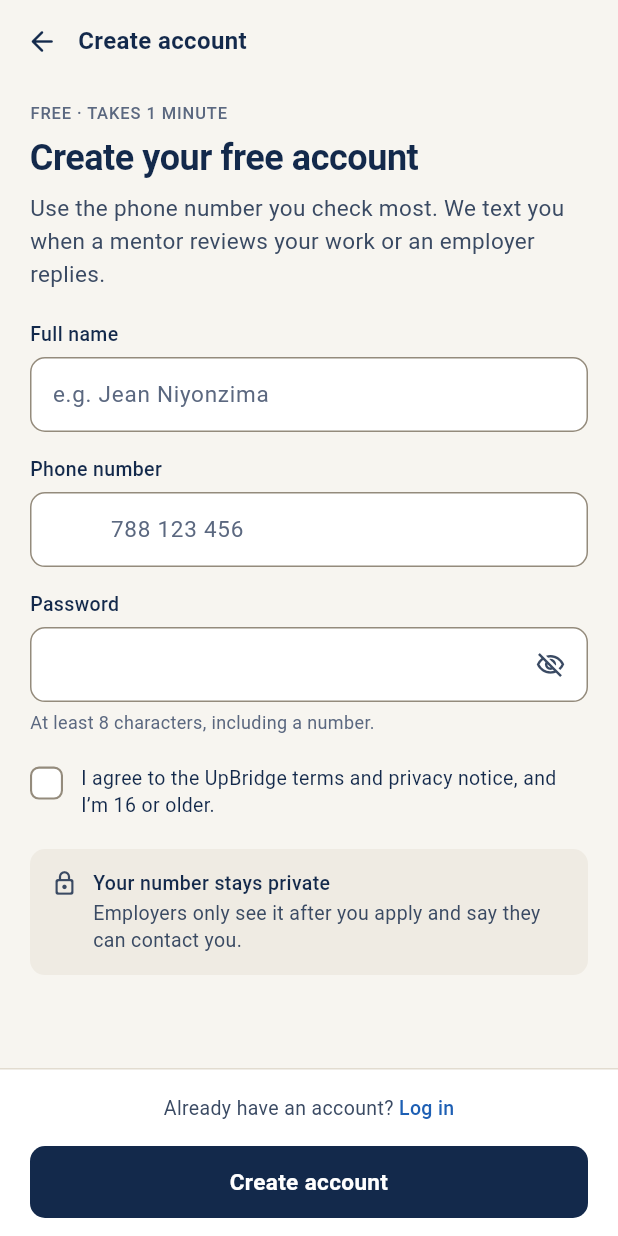
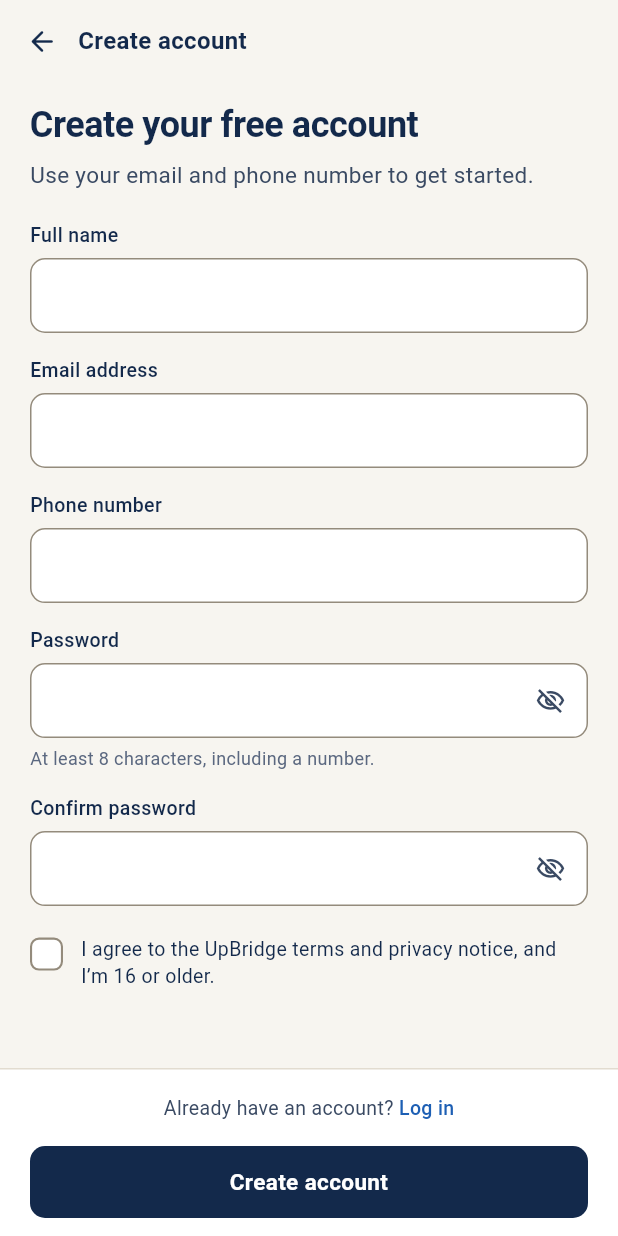
Before and after one commit to IshimweJ-Ona/upbridge-rwanda, a Flutter app: the LoginScreen screen opened by its route, after a tap on "Log in", after a tap on "Create a free account", on a phone screen of 412 x 824 dp. Run offline on Flutter 3.47's test engine with Material 3 defaults, Android fonts, the phone set to English and light mode, and no system bars; our stand-ins replace cloud_firestore, firebase_auth, firebase_core, flutter_riverpod, go_router, image_picker; accounts and stored records are empty; generated files the repository leaves out were written again; Roboto replaces fonts that are missing (IBMPlexMono, IBMPlexSans).

Commit message:
feat(auth): connect registration and login to Firebase

```diff
--- a/lib/features/auth/presentation/pages/login_screen.dart
+++ b/lib/features/auth/presentation/pages/login_screen.dart
@@ -1,82 +1,83 @@
-// Owner: Student 1 · Auth, onboarding & profile
 import 'package:flutter/material.dart';
-import 'package:flutter/services.dart';
 import 'package:flutter_riverpod/flutter_riverpod.dart';
 import 'package:go_router/go_router.dart';
 
+import 'package:upbridge/features/auth/domain/validators.dart';
+import 'package:upbridge/features/profile/presentation/providers/profile_providers.dart';
+import 'package:upbridge/shared/services/demo/app_store.dart';
+import 'package:upbridge/shared/services/error_messages.dart';
+import 'package:upbridge/shared/services/firebase/firebase_providers.dart';
 import 'package:upbridge/shared/shared.dart';
-import 'package:upbridge/shared/services/demo/app_store.dart';
-import 'package:upbridge/shared/services/demo/sample_data.dart';
-import 'package:upbridge/features/auth/domain/validators.dart';
 
-/// A3 · Log in, and A4 · wrong password (inline error + shake).
 class LoginScreen extends ConsumerStatefulWidget {
   const LoginScreen({super.key});
-
   @override
   ConsumerState<LoginScreen> createState() => _LoginScreenState();
 }
 
 class _LoginScreenState extends ConsumerState<LoginScreen> {
-  final _phone = TextEditingController();
+  final _email = TextEditingController();
   final _password = TextEditingController();
-  String? _phoneError;
+  String? _emailError;
   String? _passwordError;
+  String? _error;
   bool _loading = false;
-  bool _showDemo = false;
-  int _shake = 0;
 
   @override
   void dispose() {
-    _phone.dispose();
+    _email.dispose();
     _password.dispose();
     super.dispose();
   }
 
   Future<void> _submit() async {
     FocusScope.of(context).unfocus();
-    final phoneError = Validators.phone(_phone.text);
-    final passwordError = _password.text.isEmpty ? 'Enter your password.' : null;
+    final emailError = Validators.email(_email.text);
+    final passwordError = _password.text.isEmpty
+        ? 'Enter your password.'
+        : null;
     setState(() {
-      _phoneError = phoneError;
+      _emailError = emailError;
       _passwordError = passwordError;
+      _error = null;
     });
-    if (phoneError != null || passwordError != null) {
-      _fail();
+    if (emailError != null || passwordError != null) return;
+    setState(() => _loading = true);
+    try {
+      final credential = await ref
+          .read(authServiceProvider)
+          .signIn(_email.text, _password.text);
+      final user = credential.user;
+      if (user == null) throw StateError('No signed-in user was returned.');
+      await user.reload();
+      if (!user.emailVerified) {
+        if (mounted) context.go('/verify-email');
         return;
       }
-    setState(() => _loading = true);
-    final error = await ref.read(appStoreProvider.notifier).login(_phone.text, _password.text);
-    if (!mounted) return;
-    setState(() {
-      _loading = false;
-      if (error != null && error.startsWith('No account')) {
-        _phoneError = error;
-      } else {
-        _passwordError = error;
+      final profile = await ref.read(profileRepositoryProvider).get(user.uid);
+      if (profile == null) {
+        throw StateError(
+          'Your profile is not available yet. Please contact support.',
+        );
       }
-    });
-    if (error != null) _fail();
+      ref.read(appStoreProvider.notifier).setFirebaseProfile(profile);
+      if (mounted)
+        context.go(
+          profile.onboarded
+              ? profile.role == 'youth'
+                    ? '/home'
+                    : '/welcome'
+              : '/onboarding/goal',
+        );
+    } catch (error) {
+      if (mounted) setState(() => _error = errorMessage(error));
+    } finally {
+      if (mounted) setState(() => _loading = false);
     }
-
-  void _fail() {
-    HapticFeedback.mediumImpact();
-    setState(() => _shake++);
-  }
-
-  void _fill(String phone) {
-    HapticFeedback.selectionClick();
-    setState(() {
-      _phone.text = phone.replaceFirst('+250 ', '');
-      _password.text = SampleData.demoPassword;
-      _phoneError = null;
-      _passwordError = null;
-    });
   }
 
   @override
-  Widget build(BuildContext context) {
-    return DetailPage(
+  Widget build(BuildContext context) => DetailPage(
     title: 'Log in',
     backFallback: '/welcome',
     footer: [AppButton('Log in', loading: _loading, onPressed: _submit)],
@@ -84,129 +85,41 @@ class _LoginScreenState extends ConsumerState<LoginScreen> {
       mainAxisAlignment: MainAxisAlignment.center,
       children: [
         Text('New to UpBridge? ', style: AppText.bodyS),
-          TextLink('Create a free account', onTap: () => context.pushReplacement('/signup')),
+        TextLink(
+          'Create a free account',
+          onTap: () => context.pushReplacement('/signup'),
+        ),
       ],
     ),
     children: [
-        const PageHeading(title: 'Welcome back', body: 'Log in with the phone number you signed up with.'),
-        Shake(
-          trigger: _shake,
-          child: Column(
-            crossAxisAlignment: CrossAxisAlignment.stretch,
-            children: [
+      const PageHeading(
+        title: 'Welcome back',
+        body: 'Log in with your email and password.',
+      ),
+      if (_error != null) ...[
+        const SizedBox(height: 12),
+        Text(_error!, style: TextStyle(color: AppColors.dangerText)),
+      ],
       AppTextField(
-                label: 'Phone number',
-                controller: _phone,
-                prefixText: '+250 ',
-                hint: '788 123 456',
-                keyboardType: TextInputType.phone,
-                error: _phoneError,
-                inputFormatters: [FilteringTextInputFormatter.allow(RegExp(r'[0-9 ]')), LengthLimitingTextInputFormatter(11)],
-                textInputAction: TextInputAction.next,
-                onChanged: (_) {
-                  if (_phoneError != null) setState(() => _phoneError = null);
-                },
+        label: 'Email address',
+        controller: _email,
+        error: _emailError,
+        keyboardType: TextInputType.emailAddress,
       ),
       const SizedBox(height: 16),
       AppTextField(
         label: 'Password',
         controller: _password,
+        error: _passwordError,
         obscure: true,
-                error: _passwordError,
-                textInputAction: TextInputAction.done,
-                onChanged: (_) {
-                  if (_passwordError != null) setState(() => _passwordError = null);
-                },
-              ),
-            ],
-          ),
       ),
       Align(
         alignment: Alignment.centerRight,
-          child: TextLink('Forgot password?', onTap: () => context.push('/forgot')),
+        child: TextLink(
+          'Forgot password?',
+          onTap: () => context.push('/forgot'),
         ),
-        const SizedBox(height: 16),
-        _DemoAccounts(open: _showDemo, onToggle: () => setState(() => _showDemo = !_showDemo), onPick: _fill),
+      ),
     ],
   );
 }
-}
-
-class _DemoAccounts extends StatelessWidget {
-  const _DemoAccounts({required this.open, required this.onToggle, required this.onPick});
-
-  final bool open;
-  final VoidCallback onToggle;
-  final ValueChanged<String> onPick;
-
-  @override
-  Widget build(BuildContext context) {
-    const people = [
-      (SampleData.jean, 'Youth · returning', Tone.accent),
-      (SampleData.alice, 'Mentor', Tone.info),
-      (SampleData.claudine, 'Mentor · first day', Tone.success),
-      (SampleData.albert, 'Admin', Tone.warning),
-    ];
-    return Container(
-      decoration: BoxDecoration(color: AppColors.surface, borderRadius: Radii.rLg, border: Border.all(color: AppColors.borderSubtle)),
-      clipBehavior: Clip.antiAlias,
-      child: Material(
-        type: MaterialType.transparency,
-        child: Column(
-          children: [
-            InkWell(
-              onTap: onToggle,
-              child: Padding(
-                padding: const EdgeInsets.all(14),
-                child: Row(
-                  children: [
-                    const IconTile(Icons.science_outlined, tone: Tone.accent, size: 32),
-                    const SizedBox(width: 12),
-                    Expanded(
-                      child: Column(
-                        crossAxisAlignment: CrossAxisAlignment.start,
-                        children: [
-                          Text('Demo accounts', style: AppText.bodySStrong),
-                          Text('Password for all: ${SampleData.demoPassword}', style: AppText.caption),
-                        ],
-                      ),
-                    ),
-                    AnimatedRotation(
-                      turns: open ? 0.5 : 0,
-                      duration: Motion.base,
-                      curve: Motion.curve,
-                      child: const Icon(Icons.expand_more_rounded, color: AppColors.textMuted),
-                    ),
-                  ],
-                ),
-              ),
-            ),
-            AnimatedSize(
-              duration: Motion.base,
-              curve: Motion.curve,
-              alignment: Alignment.topCenter,
-              child: open
-                  ? Column(
-                      children: [
-                        for (final p in people) ...[
-                          const Divider(height: 1, color: AppColors.borderSubtle),
-                          ListRow(
-                            dense: true,
-                            leading: AppAvatar(p.$1.initials, tone: p.$3, size: 34),
-                            title: p.$1.name,
-                            subtitle: '${p.$2} · ${p.$1.phone}',
-                            trailing: const Icon(Icons.north_west_rounded, size: 18, color: AppColors.textMuted),
-                            chevron: false,
-                            onTap: () => onPick(p.$1.phone),
-                          ),
-                        ],
-                      ],
-                    )
-                  : const SizedBox(width: double.infinity),
-            ),
-          ],
-        ),
-      ),
-    );
-  }
-}
--- a/lib/features/auth/presentation/pages/sign_up_screen.dart
+++ b/lib/features/auth/presentation/pages/sign_up_screen.dart
@@ -1,59 +1,81 @@
-// Owner: Student 1 · Auth, onboarding & profile
 import 'package:flutter/material.dart';
 import 'package:flutter/services.dart';
 import 'package:flutter_riverpod/flutter_riverpod.dart';
 import 'package:go_router/go_router.dart';
 
+import 'package:upbridge/features/auth/domain/validators.dart';
+import 'package:upbridge/features/auth/presentation/providers/auth_providers.dart';
+import 'package:upbridge/shared/services/error_messages.dart';
+import 'package:upbridge/shared/services/firebase/firebase_providers.dart';
 import 'package:upbridge/shared/shared.dart';
-import 'package:upbridge/shared/services/demo/app_store.dart';
-import 'package:upbridge/features/auth/domain/validators.dart';
 
-/// A2 · Sign up with a phone number.
 class SignUpScreen extends ConsumerStatefulWidget {
   const SignUpScreen({super.key});
-
   @override
   ConsumerState<SignUpScreen> createState() => _SignUpScreenState();
 }
 
 class _SignUpScreenState extends ConsumerState<SignUpScreen> {
   final _name = TextEditingController();
+  final _email = TextEditingController();
   final _phone = TextEditingController();
   final _password = TextEditingController();
+  final _confirm = TextEditingController();
   bool _terms = false;
   bool _loading = false;
   bool _tried = false;
-  int _shake = 0;
+  String? _error;
 
   @override
   void dispose() {
-    _name.dispose();
-    _phone.dispose();
-    _password.dispose();
+    for (final controller in [_name, _email, _phone, _password, _confirm]) {
+      controller.dispose();
+    }
     super.dispose();
   }
 
-  String? get _nameError => _tried && _name.text.trim().length < 2 ? 'Enter your full name as it appears on your ID.' : null;
-  String? get _phoneError => _tried ? Validators.phone(_phone.text) : null;
-  String? get _passwordError => _tried ? Validators.password(_password.text) : null;
-  String? get _termsError => _tried && !_terms ? 'Please agree to continue.' : null;
-
   Future<void> _submit() async {
     FocusScope.of(context).unfocus();
-    setState(() => _tried = true);
-    if (_nameError != null || _phoneError != null || _passwordError != null || _termsError != null) {
-      HapticFeedback.mediumImpact();
-      setState(() => _shake++);
+    setState(() {
+      _tried = true;
+      _error = null;
+    });
+    if (Validators.fullName(_name.text) != null ||
+        Validators.email(_email.text) != null ||
+        Validators.phone(_phone.text) != null ||
+        Validators.password(_password.text) != null ||
+        Validators.confirmPassword(_confirm.text, _password.text) != null ||
+        !_terms) {
       return;
     }
     setState(() => _loading = true);
-    await ref.read(appStoreProvider.notifier).signUp(name: _name.text, phone: '+250 ${_phone.text.trim()}');
+    try {
+      final credential = await ref
+          .read(authServiceProvider)
+          .signUp(_email.text, _password.text);
+      await credential.user?.updateDisplayName(_name.text.trim());
+      await ref.read(authServiceProvider).sendVerificationEmail();
+      ref
+          .read(registrationDraftProvider.notifier)
+          .setDraft(
+            RegistrationDraft(
+              displayName: _name.text.trim(),
+              phone: '+250 ${_phone.text.trim()}',
+            ),
+          );
+      if (mounted) context.go('/verify-email');
+    } catch (error) {
+      if (mounted) setState(() => _error = errorMessage(error));
+    } finally {
       if (mounted) setState(() => _loading = false);
     }
+  }
+
+  String? _errorFor(String? Function(String) validator, String value) =>
+      _tried ? validator(value) : null;
 
   @override
-  Widget build(BuildContext context) {
-    return DetailPage(
+  Widget build(BuildContext context) => DetailPage(
     title: 'Create account',
     backFallback: '/welcome',
     footer: [
@@ -68,68 +90,58 @@ class _SignUpScreenState extends ConsumerState<SignUpScreen> {
     ),
     children: [
       const PageHeading(
-          eyebrow: 'Free · takes 1 minute',
         title: 'Create your free account',
-          body: 'Use the phone number you check most. We text you when a mentor reviews your work or an employer replies.',
+        body: 'Use your email and phone number to get started.',
       ),
-        Shake(
-          trigger: _shake,
-          child: Column(
-            crossAxisAlignment: CrossAxisAlignment.stretch,
-            children: [
+      if (_error != null) ...[
+        const SizedBox(height: 12),
+        Text(_error!, style: TextStyle(color: AppColors.dangerText)),
+      ],
       AppTextField(
         label: 'Full name',
         controller: _name,
-                hint: 'e.g. Jean Niyonzima',
-                error: _nameError,
-                textInputAction: TextInputAction.next,
-                onChanged: (_) {
-                  if (_tried) setState(() {});
-                },
+        error: _errorFor(Validators.fullName, _name.text),
+      ),
+      const SizedBox(height: 16),
+      AppTextField(
+        label: 'Email address',
+        controller: _email,
+        error: _errorFor(Validators.email, _email.text),
+        keyboardType: TextInputType.emailAddress,
       ),
       const SizedBox(height: 16),
       AppTextField(
         label: 'Phone number',
         controller: _phone,
         prefixText: '+250 ',
-                hint: '788 123 456',
+        error: _errorFor(Validators.phone, _phone.text),
         keyboardType: TextInputType.phone,
-                error: _phoneError,
-                inputFormatters: [FilteringTextInputFormatter.allow(RegExp(r'[0-9 ]')), LengthLimitingTextInputFormatter(11)],
-                textInputAction: TextInputAction.next,
-                onChanged: (_) {
-                  if (_tried) setState(() {});
-                },
+        inputFormatters: [FilteringTextInputFormatter.allow(RegExp(r'[0-9 ]'))],
       ),
       const SizedBox(height: 16),
       AppTextField(
         label: 'Password',
         controller: _password,
+        error: _errorFor(Validators.password, _password.text),
         obscure: true,
         helper: 'At least 8 characters, including a number.',
-                error: _passwordError,
-                textInputAction: TextInputAction.done,
-                onChanged: (_) {
-                  if (_tried) setState(() {});
-                },
+      ),
+      const SizedBox(height: 16),
+      AppTextField(
+        label: 'Confirm password',
+        controller: _confirm,
+        error: _tried
+            ? Validators.confirmPassword(_confirm.text, _password.text)
+            : null,
+        obscure: true,
       ),
       const SizedBox(height: 20),
       CheckRow(
         label: 'I agree to the UpBridge terms and privacy notice, and I’m 16 or older.',
         value: _terms,
-                error: _termsError,
-                onChanged: (v) => setState(() => _terms = v),
-              ),
-            ],
-          ),
-        ),
-        const SizedBox(height: 20),
-        const NoticeCard(
-          icon: Icons.lock_outline_rounded,
-          title: 'Your number stays private',
-          body: 'Employers only see it after you apply and say they can contact you.',
+        error: _tried && !_terms ? 'Please agree to continue.' : null,
+        onChanged: (value) => setState(() => _terms = value),
       ),
     ],
   );
 }
-}
```
Lines whose indentation alone changed are shown as unchanged.
